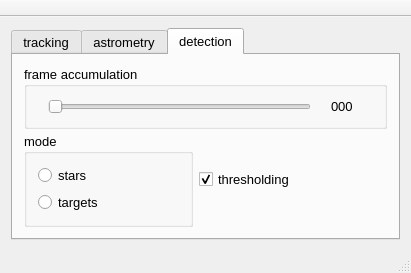
Qt form gui/controlwindow.ui (pyotruk/starfury) before a commit.
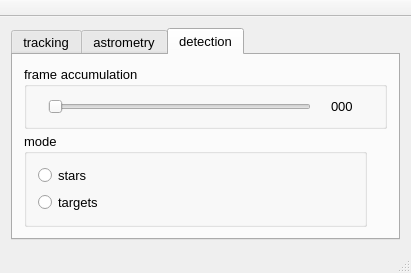
The same form after that commit. The open tabs and pages were chosen to show the change.

```diff
--- a/gui/controlwindow.ui
+++ b/gui/controlwindow.ui
@@ -387,16 +387,6 @@
                 </layout>
                </widget>
               </item>
-              <item>
-               <widget class="QCheckBox" name="checkBoxBin">
-                <property name="text">
-                 <string>thresholding</string>
-                </property>
-                <property name="checked">
-                 <bool>true</bool>
-                </property>
-               </widget>
-              </item>
              </layout>
             </item>
            </layout>
```
